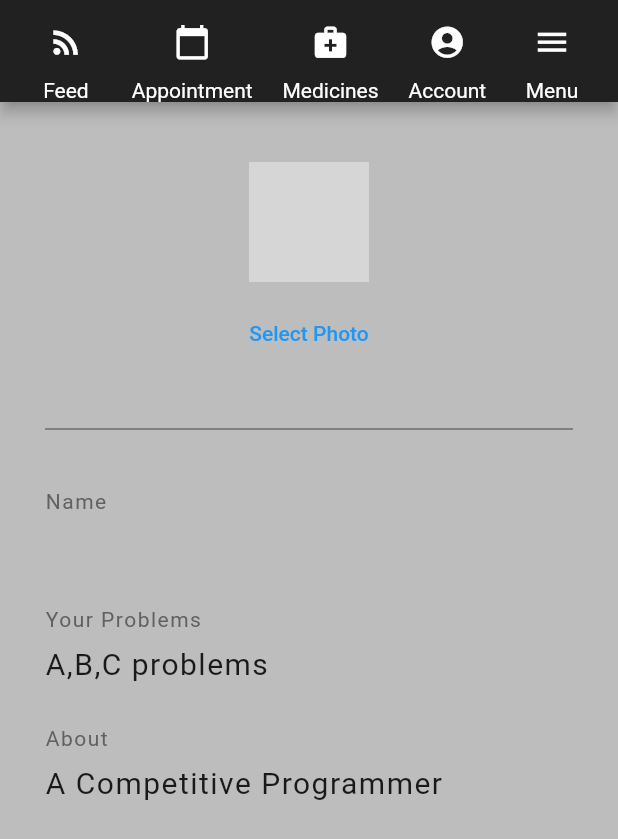
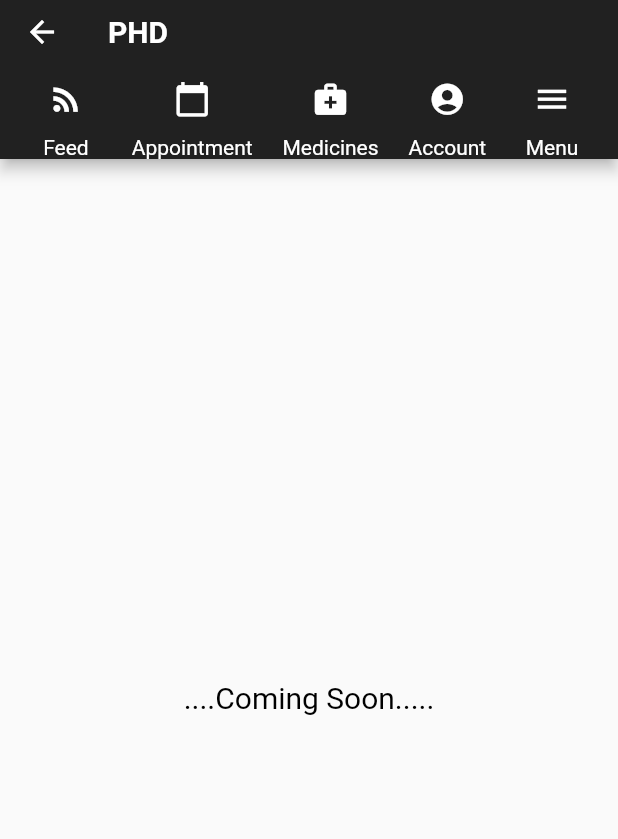
Before and after one commit to AhsanulAnam-Saboj/phd, a Flutter app: the Profile screen opened directly, after a tap on the "calendar today" icon, on a phone screen of 412 x 824 dp. Shown: the top 839 px of the screen. Run offline on Flutter 3.47's test engine with Material 2 defaults, Android fonts, the light colour scheme and no system bars; our stand-ins replace cached_network_image, cloud_firestore, file_picker, firebase_auth, firebase_core, firebase_storage and 2 more; accounts and stored records are empty; network calls fail; statements that could not run were skipped; grey boxes are pictures that could not be loaded.

Commit message:
importing files

```diff
--- a/lib/Actions/CurrentUser.dart
+++ b/lib/Actions/CurrentUser.dart
@@ -1,4 +1,4 @@
 import 'package:phd/addittional/User.dart';
 
 
- User currentUser = User(name: 'Ahsanul Anam', imageurl: 'assets/mine.png');
+ usser currentUser = usser(name: 'Ahsanul Anam', imageurl: 'assets/mine.png');
--- a/lib/Actions/PostCreato.dart
+++ b/lib/Actions/PostCreato.dart
@@ -18,7 +18,6 @@ class _PostCreatoState extends State<PostCreato> {
   String? usremail = FirebaseAuth.instance.currentUser!.email;
   TextEditingController usedText = TextEditingController();
 
-  /////////////////////////////////////////////////////////////////////////////////////////////////////
   Future<void> _storeFileUrlsInFirestore(List<String> fileUrls, String s) async {
     FirebaseFirestore.instance.collection('Users').doc(usremail).collection('Post').add({
       "file list": fileUrls,
--- a/lib/addittional/User.dart
+++ b/lib/addittional/User.dart
@@ -1,9 +1,9 @@
 
-class User {
+class usser {
    String name;
    String imageurl;
 
-   User({
+   usser({
     required this.name,
     required this.imageurl,
   });
--- /dev/null
+++ b/lib/pages/Appointment.dart
@@ -0,0 +1,105 @@
+import 'package:firebase_auth/firebase_auth.dart';
+import 'package:flutter/material.dart';
+import 'package:phd/pages/Medicines.dart';
+
+import '../Auth/loginpage.dart';
+import '../a Main Pages/Account.dart';
+import '../a Main Pages/Home.dart';
+
+class Appointment extends StatefulWidget {
+  const Appointment({super.key});
+
+  @override
+  State<Appointment> createState() => _AppointmentState();
+}
+
+class _AppointmentState extends State<Appointment> {
+  @override
+  Widget build(BuildContext context) {
+    return SafeArea(
+        child: Scaffold(
+          appBar: AppBar(
+              backgroundColor: Colors.grey[900],
+              centerTitle: true,
+              title: const Row(children: [
+                Text('PHD', style: TextStyle(color: Colors.white, fontWeight: FontWeight.bold, fontSize: 20))
+              ]),
+              bottom: PreferredSize(
+                preferredSize: const Size.fromHeight(50.0),
+                child: Center(
+                  child: Row(mainAxisAlignment: MainAxisAlignment.spaceEvenly, children: [
+                    Column(children: [
+                      IconButton(
+                          onPressed: () {
+                            Navigator.push(context, MaterialPageRoute(builder: (context) => const Home()));
+                          },
+                          color: Colors.white,
+                          icon: const Icon(Icons.rss_feed, size: 25)),
+                      const Text('Feed', style: TextStyle(color: Colors.white))
+                    ]),
+                    Column(children: [
+                      IconButton(
+                        onPressed: () {
+                          Navigator.push(context, MaterialPageRoute(builder: (context) => const Appointment(),));
+                        },
+                        color: Colors.white,
+                        icon: const Icon(Icons.calendar_today, size: 25),
+                      ),
+                      const Text('Appointment', style: TextStyle(color: Colors.white))
+                    ]),
+                    Column(children: [
+                      IconButton(
+                        onPressed: () {
+                          Navigator.push(context, MaterialPageRoute(builder: (context) => const Medicines()));
+                        },
+                        color: Colors.white,
+                        icon: const Icon(Icons.medical_services, size: 25),
+                      ),
+                      const Text('Medicines', style: TextStyle(color: Colors.white))
+                    ]),
+                    Column(children: [
+                      IconButton(
+                        onPressed: () {
+                          Navigator.push(context, MaterialPageRoute(builder: (context) => const Profile()));
+                        },
+                        color: Colors.white,
+                        icon: const Icon(Icons.account_circle, size: 25),
+                      ),
+                      const Text('Account', style: TextStyle(color: Colors.white))
+                    ]),
+                    Column(
+                      children: [
+                        PopupMenuButton(
+                          icon: const Icon(Icons.menu, color: Colors.white, size: 25),
+                          itemBuilder: (context) => [
+                            PopupMenuItem(
+                                onTap: () {
+                                  FirebaseAuth.instance.signOut();
+                                  Navigator.push(
+                                      context, MaterialPageRoute(builder: (context) => LoginScreen()));
+                                },
+                                child: const Text('Logout'))
+                          ],
+                        ),
+                        const Text('Menu', style: TextStyle(color: Colors.white))
+                      ],
+                    ),
+                  ]),
+                ),
+              ),
+          ),
+          body: const Center(
+            child: Text("....Coming Soon.....",
+            style: TextStyle(
+              color: Colors.black,
+              fontSize: 20,
+
+            ),
+            ),
+          ),
+        ),
+
+
+    );
+  }
+}
```
Also changed, not shown: lib/a Main Pages/Home.dart (+27 -23 lines), lib/pages/Account.dart (+11 -2 lines), lib/pages/ClickTopost.dart (+5 -2 lines).
